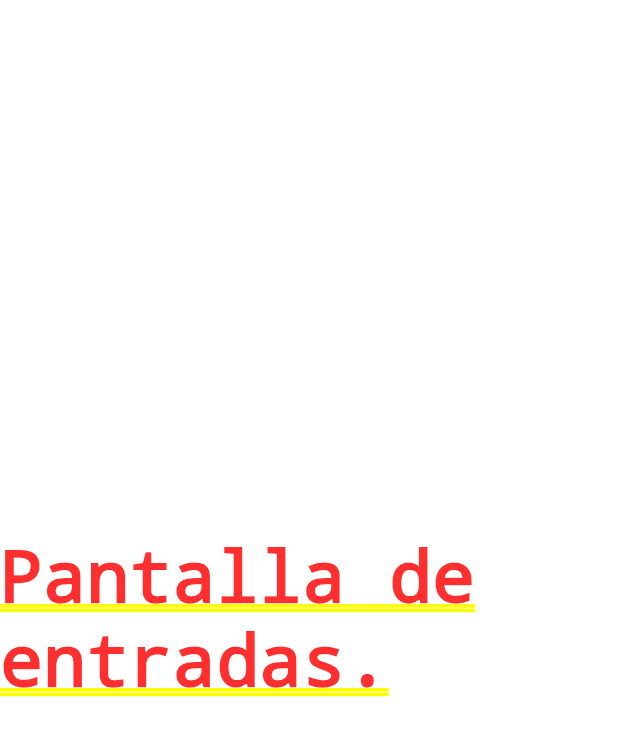
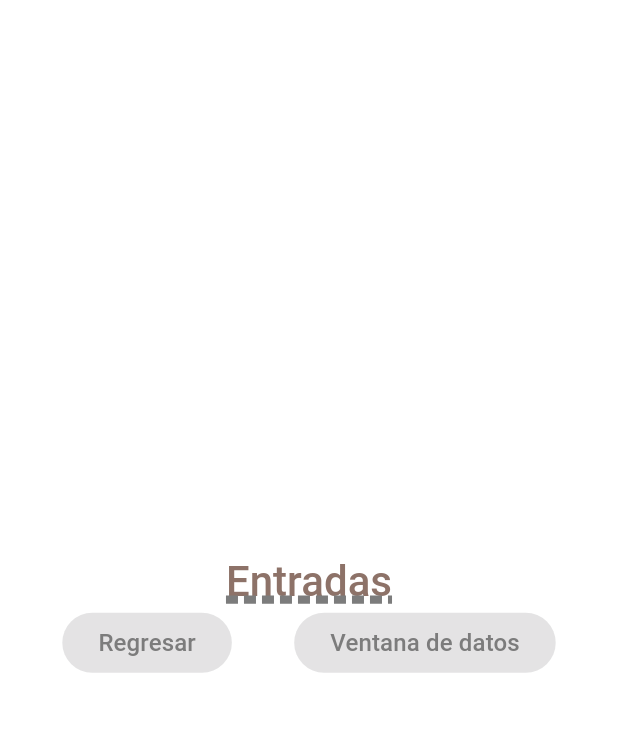
Before and after one commit to DerekAguilar/Componentes-Flutter, a Flutter app: the screen it shows after launch, after a tap on "Entradas", on a phone screen of 412 x 824 dp. Shown: the top 736 px of the screen. Run offline on Flutter 3.47's test engine with Material 3 defaults, Android fonts, the phone set to English and light mode, and no system bars; our stand-ins replace google_fonts; Roboto replaces fonts that are missing (Acme, Alice).

Commit message:
Added ElevatedButton to InputScreen

```diff
--- a/lib/screens/inputs_screen.dart
+++ b/lib/screens/inputs_screen.dart
@@ -1,4 +1,5 @@
 import 'package:flutter/material.dart';
+import 'package:practica3/theme/app_theme.dart';
 
 class InputsScreen extends StatefulWidget {
   const InputsScreen({super.key});
@@ -10,8 +11,33 @@ class InputsScreen extends StatefulWidget {
 class _InputsScreenState extends State<InputsScreen> {
   @override
   Widget build(BuildContext context) {
-    return const Center(
-      child: Text('Pantalla de entradas.'),
+    return Column(
+      mainAxisAlignment: MainAxisAlignment.center,
+      children: [
+        Text(
+          'Entradas',
+          style: AppTheme.lightTheme.textTheme.headlineLarge
+        ),
+        Row(
+          mainAxisAlignment: MainAxisAlignment.spaceEvenly,
+          children: [
+            ElevatedButton(
+              onPressed: null,
+              child: Text(
+                'Regresar',
+                style: AppTheme.lightTheme.textTheme.bodySmall
+              ),
+            ),
+            ElevatedButton(
+              onPressed: null,
+              child: Text(
+                'Ventana de datos',
+                style: AppTheme.lightTheme.textTheme.bodySmall
+              ),
+            ),
+          ],
+        )
+      ],
     );
   }
 }
```
Also changed, not shown: lib/screens/home_screen.dart (+4 -4 lines).
